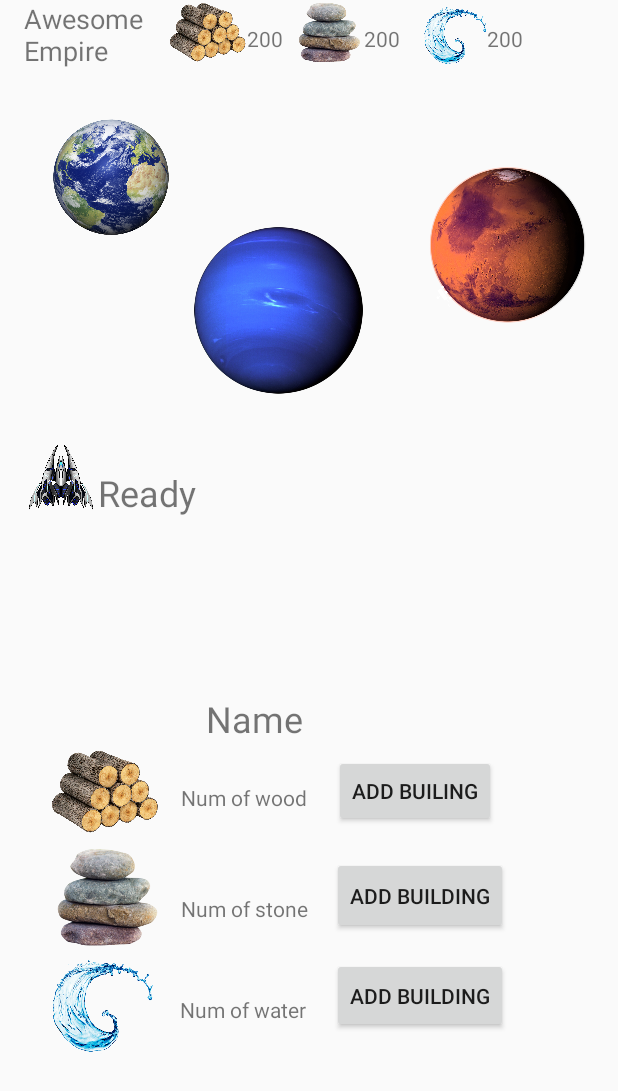
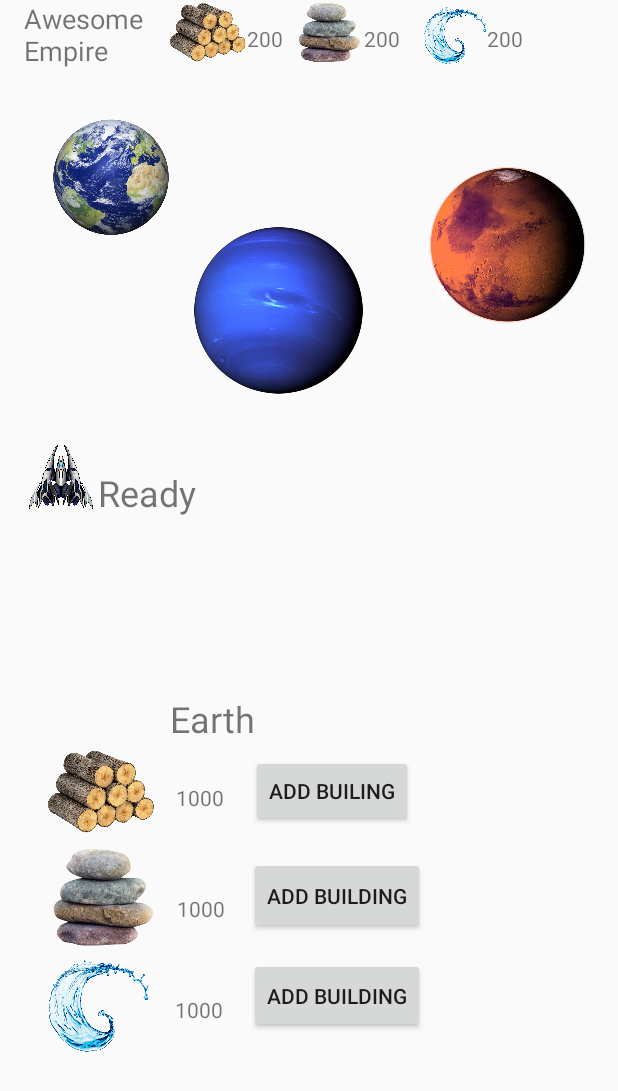
Before and after one commit to somnoynadno/SpaceApp, an Android app: the screen it shows after launch (MainActivity), after a tap on an icon or button, on a phone screen of 412 x 824 dp. Shown: the top 1091 px of the screen. Run offline under Robolectric (Android 15) with nearby library versions, the phone set to English and light mode, and no system bars.

Commit message:
Setting planet info

```diff
--- a/app/src/main/java/com/example/spaceapp/MainActivity.java
+++ b/app/src/main/java/com/example/spaceapp/MainActivity.java
@@ -21,6 +21,23 @@ import com.example.spaceapp.spaceitems.Resource;
 import java.util.Map;
 
 public class MainActivity extends AppCompatActivity {
+    private Empire empire;
+    private Map<String, Resource> resources;
+    // planet info
+    private TextView planetName;
+    private TextView woodText;
+    private TextView waterText;
+    private TextView stoneText;
+    // empire info
+    private TextView empireName;
+    private TextView empireWoodText;
+    private TextView empireStoneText;
+    private TextView empireWaterText;
+    // planets view
+    private ImageView earthView;
+    private ImageView marsView;
+    private ImageView neptuneView;
+
 
     @Override
     protected void onCreate(Bundle savedInstanceState) {
@@ -29,46 +46,75 @@ public class MainActivity extends AppCompatActivity {
         Toolbar toolbar = findViewById(R.id.toolbar);
         setSupportActionBar(toolbar);
 
-        Empire empire = new Empire("Awesome Empire");
+        this.empire = new Empire("Awesome Empire");
 
-        Map<String, Resource> resources = empire.getResources();
-        Resource empireWood = resources.get("Wood");
-        Resource empireStone = resources.get("Stone");
-        Resource empireWater = resources.get("Water");
+        this.resources = this.empire.getResources();
+        Resource empireWood = this.resources.get("Wood");
+        Resource empireStone = this.resources.get("Stone");
+        Resource empireWater = this.resources.get("Water");
 
         final Planet Earth = new Planet("Earth");
         final Planet Mars = new Planet("Mars");
         final Planet Neptune = new Planet("Neptune");
 
         LayoutInflater inflater = getLayoutInflater();
+        LinearLayout l1 = findViewById(R.id.planetInfo);
+        LinearLayout l2 = findViewById(R.id.empireInfo);
+
         View planetView = inflater.inflate(R.layout.planet_layout, null);
         View empireView = inflater.inflate(R.layout.empire_layout, null);
 
-        LinearLayout l1 = findViewById(R.id.planetInfo);
         l1.addView(planetView);
-        LinearLayout l2 = findViewById(R.id.empireInfo);
         l2.addView(empireView);
 
-        TextView empireName = findViewById(R.id.empireText);
-        empireName.setText(empire.getName());
+        this.empireName = findViewById(R.id.empireText);
+        this.empireName.setText(this.empire.getName());
 
-        TextView empireWoodText = findViewById(R.id.empireWoodText);
-        empireWoodText.setText(Integer.toString(empireWood.getAmount()));
-        TextView empireStoneText = findViewById(R.id.empireStoneText);
-        empireStoneText.setText(Integer.toString(empireStone.getAmount()));
-        TextView empireWaterText = findViewById(R.id.empireWaterText);
-        empireWaterText.setText(Integer.toString(empireWater.getAmount()));
+        this.planetName = findViewById(R.id.planetName);
+        this.woodText = findViewById(R.id.woodText);
+        this.waterText = findViewById(R.id.waterText);
+        this.stoneText = findViewById(R.id.stoneText);
 
-        ImageView earthView = findViewById(R.id.imageEarth);
-        earthView.setOnClickListener(new View.OnClickListener() {
+        this.empireWoodText = findViewById(R.id.empireWoodText);
+        this.empireStoneText = findViewById(R.id.empireStoneText);
+        this.empireWaterText = findViewById(R.id.empireWaterText);
+
+        this.empireWoodText.setText(Integer.toString(empireWood.getAmount()));
+        this.empireStoneText.setText(Integer.toString(empireStone.getAmount()));
+        this.empireWaterText.setText(Integer.toString(empireWater.getAmount()));
+
+        this.earthView = findViewById(R.id.imageEarth);
+        this.marsView = findViewById(R.id.imageMars);
+        this.neptuneView = findViewById(R.id.imageNeptune);
+
+        this.earthView.setOnClickListener(new View.OnClickListener() {
             @Override
             public void onClick(View v) {
-                System.out.println(Earth.getName());
+                setPlanetInfo(Earth);
+            }
+        });
+        this.marsView.setOnClickListener(new View.OnClickListener() {
+            @Override
+            public void onClick(View v) {
+                setPlanetInfo(Mars);
+            }
+        });
+        this.neptuneView.setOnClickListener(new View.OnClickListener() {
+            @Override
+            public void onClick(View v) {
+                setPlanetInfo(Neptune);
             }
         });
     }
 
-        @Override
+    public void setPlanetInfo(Planet planet){
+        this.planetName.setText(planet.getName());
+        this.woodText.setText(Integer.toString(planet.getResources().get("Wood").getAmount()));
+        this.stoneText.setText(Integer.toString(planet.getResources().get("Stone").getAmount()));
+        this.waterText.setText(Integer.toString(planet.getResources().get("Water").getAmount()));
+    }
+
+    @Override
     public boolean onCreateOptionsMenu(Menu menu) {
         // Inflate the menu; this adds items to the action bar if it is present.
         getMenuInflater().inflate(R.menu.menu_main, menu);
--- a/app/src/main/java/com/example/spaceapp/spaceitems/Planet.java
+++ b/app/src/main/java/com/example/spaceapp/spaceitems/Planet.java
@@ -1,16 +1,19 @@
 package com.example.spaceapp.spaceitems;
 
 import java.util.HashMap;
+import java.util.List;
 import java.util.Map;
 
 public class Planet {
     private String name;
     private int distance;
     private Map<String, Resource> resourcesMap;
+    private List<Building> buildings;
 
     public Planet(String planetName){
         this.name = planetName;
         this.distance = 30;
+        this.buildings = null;
 
         Resource wood = new Resource("Wood", 1000);
         Resource stone = new Resource("Stone", 1000);
@@ -34,4 +37,8 @@ public class Planet {
         return this.distance;
     }
 
+    public List<Building> getBuildings(){
+        return this.buildings;
+    }
+
 }
--- a/app/src/main/res/layout/planet_layout.xml
+++ b/app/src/main/res/layout/planet_layout.xml
@@ -79,7 +79,7 @@
         app:srcCompat="@drawable/water" />
 
     <TextView
-        android:id="@+id/textView6"
+        android:id="@+id/waterText"
         android:layout_width="wrap_content"
         android:layout_height="wrap_content"
         android:layout_marginStart="16dp"
```
